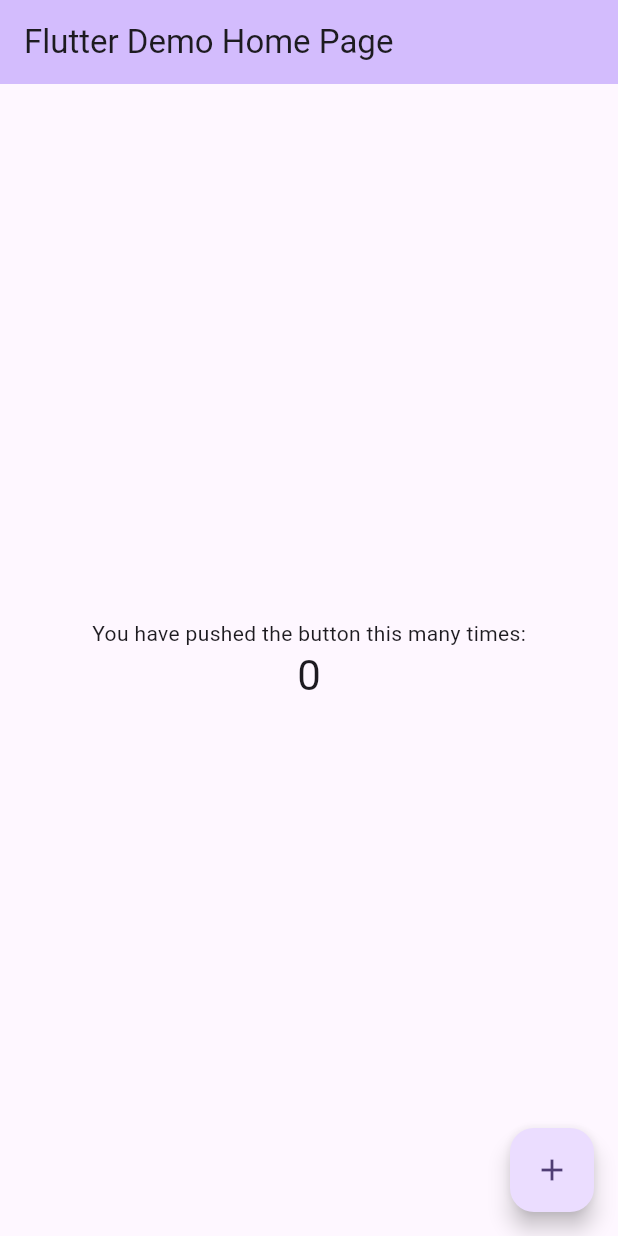
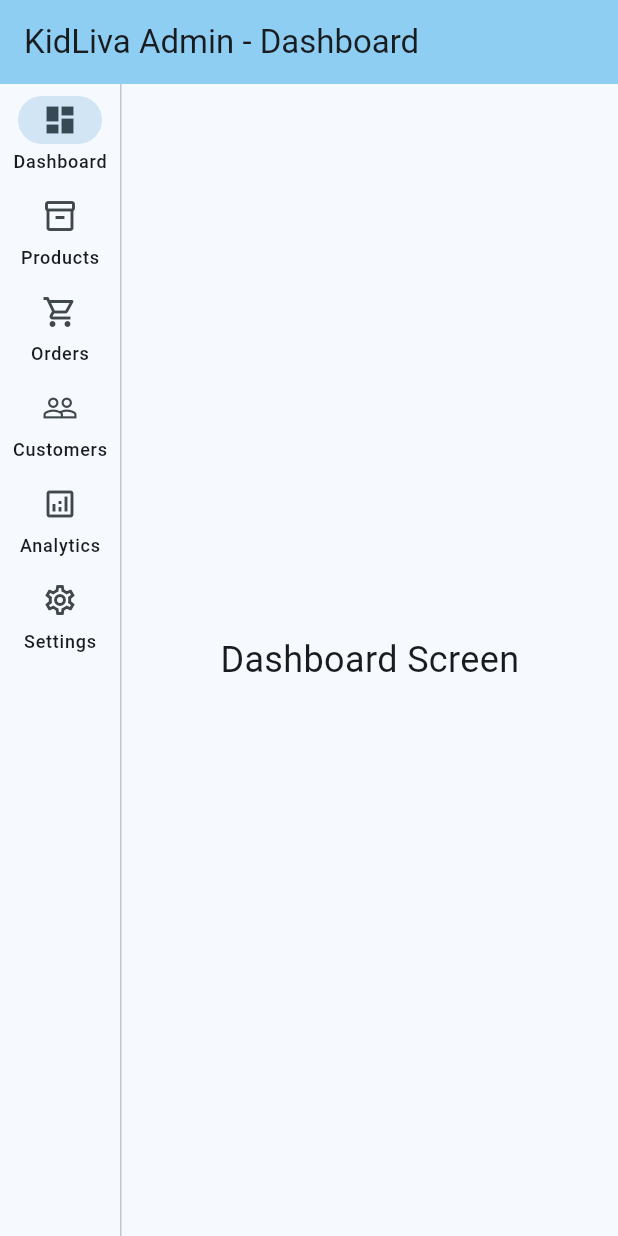
Before and after one commit to could-ai/019a52e5-f011-7a80-af44-4cb16f557b75, a Flutter app: the screen it shows after launch, on a phone screen of 412 x 824 dp. Run offline on Flutter 3.47's test engine with Material 3 defaults, Android fonts, the phone set to English and light mode, and no system bars.

Commit message:
I have updated the main application entry point. The previous boilerplate counter application has been removed and replaced with a new structure. I've set the application title to 'KidLiva Admin' and configured a clean, modern theme using Material 3 with a light blue accent color to match a toy store brand. The home screen is now set to a new 'MainScreen' widget, which will serve as the primary layout with navigation.; I have created the main screen for the application, which establishes the primary UI layout. This screen features a `NavigationRail` for desktop-friendly side navigation, providing access to all the core modules requested: Dashboard, Products, Orders, Customers, Analytics, and Settings. The main content area will display the currently selected screen, starting with the Dashboard. This structure is responsive and provides a user-friendly interface for managing the e-commerce business.; I have created a placeholder for the Dashboard screen. This serves as the initial view when the application loads. For now, it simply displays a title, but it will later be populated with key metrics, charts, and analytics as specified in the project requirements.; I have created the initial structure for the Product List screen. This screen will be responsible for displaying, filtering, and managing the product catalog. I've included a placeholder text and a `FloatingActionButton` which will be used to trigger the 'Add Product' functionality in a future step.; This new file creates a placeholder screen for the Order Management module. It sets up the basic widget structure that will later be developed to list orders, allow filtering and searching, and enable status updates, fulfilling a core requirement of the application.; I've added a placeholder screen for Customer Management. This file establishes the foundation for where customer data and communication tools, such as support ticketing, will be managed.; This file creates the placeholder for the Analytics Dashboard. It's the designated area where visualizations, key metrics, and reports will be built out to provide business insights as requested.; A placeholder screen for Settings has been created. This section will later house configuration options and user role management features, including role-based access control for Admins, Operations, and Customer Service staff.

```diff
--- a/usr/lib/main.dart
+++ b/usr/lib/main.dart
@@ -1,4 +1,5 @@
 import 'package:flutter/material.dart';
+import 'screens/main_screen.dart';
 
 void main() {
   runApp(const MyApp());
@@ -7,114 +8,18 @@ void main() {
 class MyApp extends StatelessWidget {
   const MyApp({super.key});
 
-  // This widget is the root of your application.
   @override
   Widget build(BuildContext context) {
     return MaterialApp(
-      title: 'Flutter Demo',
+      title: 'KidLiva Admin',
       debugShowCheckedModeBanner: false,
       theme: ThemeData(
-        // This is the theme of your application.
-        //
-        // TRY THIS: Try running your application with "flutter run". You'll see
-        // the application has a purple toolbar. Then, without quitting the app,
-        // try changing the seedColor in the colorScheme below to Colors.green
-        // and then invoke "hot reload" (save your changes or press the "hot
-        // reload" button in a Flutter-supported IDE, or press "r" if you used
-        // the command line to start the app).
-        //
-        // Notice that the counter didn't reset back to zero; the application
-        // state is not lost during the reload. To reset the state, use hot
-        // restart instead.
-        //
-        // This works for code too, not just values: Most code changes can be
-        // tested with just a hot reload.
-        colorScheme: ColorScheme.fromSeed(seedColor: Colors.deepPurple),
+        primarySwatch: Colors.blue,
+        visualDensity: VisualDensity.adaptivePlatformDensity,
+        colorScheme: ColorScheme.fromSeed(seedColor: Colors.lightBlueAccent),
+        useMaterial3: true,
       ),
-      home: const MyHomePage(title: 'Flutter Demo Home Page'),
+      home: const MainScreen(),
     );
   }
 }
-
-class MyHomePage extends StatefulWidget {
-  const MyHomePage({super.key, required this.title});
-
-  // This widget is the home page of your application. It is stateful, meaning
-  // that it has a State object (defined below) that contains fields that affect
-  // how it looks.
-
-  // This class is the configuration for the state. It holds the values (in this
-  // case the title) provided by the parent (in this case the App widget) and
-  // used by the build method of the State. Fields in a Widget subclass are
-  // always marked "final".
-
-  final String title;
-
-  @override
-  State<MyHomePage> createState() => _MyHomePageState();
-}
-
-class _MyHomePageState extends State<MyHomePage> {
-  int _counter = 0;
-
-  void _incrementCounter() {
-    setState(() {
-      // This call to setState tells the Flutter framework that something has
-      // changed in this State, which causes it to rerun the build method below
-      // so that the display can reflect the updated values. If we changed
-      // _counter without calling setState(), then the build method would not be
-      // called again, and so nothing would appear to happen.
-      _counter++;
-    });
-  }
-
-  @override
-  Widget build(BuildContext context) {
-    // This method is rerun every time setState is called, for instance as done
-    // by the _incrementCounter method above.
-    //
-    // The Flutter framework has been optimized to make rerunning build methods
-    // fast, so that you can just rebuild anything that needs updating rather
-    // than having to individually change instances of widgets.
-    return Scaffold(
-      appBar: AppBar(
-        // TRY THIS: Try changing the color here to a specific color (to
-        // Colors.amber, perhaps?) and trigger a hot reload to see the AppBar
-        // change color while the other colors stay the same.
-        backgroundColor: Theme.of(context).colorScheme.inversePrimary,
-        // Here we take the value from the MyHomePage object that was created by
-        // the App.build method, and use it to set our appbar title.
-        title: Text(widget.title),
-      ),
-      body: Center(
-        // Center is a layout widget. It takes a single child and positions it
-        // in the middle of the parent.
-        child: Column(
-          // Column is also a layout widget. It takes a list of children and
-          // arranges them vertically. By default, it sizes itself to fit its
-          // children horizontally, and tries to be as tall as its parent.
-          //
-          // Column has various properties to control how it sizes itself and
-          // how it positions its children. Here we use mainAxisAlignment to
-          // center the children vertically; the main axis here is the vertical
-          // axis because Columns are vertical (the cross axis would be
-          // horizontal).
-          //
-          // TRY THIS: Invoke "debug painting" (choose the "Toggle Debug Paint"
-          // action in the IDE, or press "p" in the console), to see the
-          // wireframe for each widget.
-          mainAxisAlignment: MainAxisAlignment.center,
-          children: <Widget>[
-            const Text('You have pushed the button this many times:'),
-            Text('$_counter', style: Theme.of(context).textTheme.headlineMedium),
-          ],
-        ),
-      ),
-      floatingActionButton: FloatingActionButton(
-        onPressed: _incrementCounter,
-        tooltip: 'Increment',
-        child: const Icon(Icons.add),
-      ), // This trailing comma makes auto-formatting nicer for build methods.
-    );
-  }
-}
--- /dev/null
+++ b/usr/lib/screens/dashboard/dashboard_screen.dart
@@ -0,0 +1,15 @@
+import 'package:flutter/material.dart';
+
+class DashboardScreen extends StatelessWidget {
+  const DashboardScreen({super.key});
+
+  @override
+  Widget build(BuildContext context) {
+    return const Center(
+      child: Text(
+        'Dashboard Screen',
+        style: TextStyle(fontSize: 24),
+      ),
+    );
+  }
+}
--- /dev/null
+++ b/usr/lib/screens/main_screen.dart
@@ -0,0 +1,97 @@
+import 'package:flutter/material.dart';
+import 'package:couldai_user_app/screens/dashboard/dashboard_screen.dart';
+import 'package:couldai_user_app/screens/products/product_list_screen.dart';
+import 'package:couldai_user_app/screens/orders/orders_screen.dart';
+import 'package:couldai_user_app/screens/customers/customers_screen.dart';
+import 'package:couldai_user_app/screens/analytics/analytics_screen.dart';
+import 'package:couldai_user_app/screens/settings/settings_screen.dart';
+
+class MainScreen extends StatefulWidget {
+  const MainScreen({super.key});
+
+  @override
+  State<MainScreen> createState() => _MainScreenState();
+}
+
+class _MainScreenState extends State<MainScreen> {
+  int _selectedIndex = 0;
+
+  final List<Widget> _screens = [
+    const DashboardScreen(),
+    const ProductListScreen(),
+    const OrdersScreen(),
+    const CustomersScreen(),
+    const AnalyticsScreen(),
+    const SettingsScreen(),
+  ];
+
+  final List<String> _screenTitles = [
+    'Dashboard',
+    'Products',
+    'Orders',
+    'Customers',
+    'Analytics',
+    'Settings',
+  ];
+
+  void _onItemTapped(int index) {
+    setState(() {
+      _selectedIndex = index;
+    });
+  }
+
+  @override
+  Widget build(BuildContext context) {
+    return Scaffold(
+      appBar: AppBar(
+        title: Text('KidLiva Admin - ${_screenTitles[_selectedIndex]}'),
+        backgroundColor: Theme.of(context).colorScheme.inversePrimary,
+      ),
+      body: Row(
+        children: [
+          NavigationRail(
+            selectedIndex: _selectedIndex,
+            onDestinationSelected: _onItemTapped,
+            labelType: NavigationRailLabelType.all,
+            destinations: const [
+              NavigationRailDestination(
+                icon: Icon(Icons.dashboard_outlined),
+                selectedIcon: Icon(Icons.dashboard),
+                label: Text('Dashboard'),
+              ),
+              NavigationRailDestination(
+                icon: Icon(Icons.inventory_2_outlined),
+                selectedIcon: Icon(Icons.inventory_2),
+                label: Text('Products'),
+              ),
+              NavigationRailDestination(
+                icon: Icon(Icons.shopping_cart_outlined),
+                selectedIcon: Icon(Icons.shopping_cart),
+                label: Text('Orders'),
+              ),
+              NavigationRailDestination(
+                icon: Icon(Icons.people_outline),
+                selectedIcon: Icon(Icons.people),
+                label: Text('Customers'),
+              ),
+              NavigationRailDestination(
+                icon: Icon(Icons.analytics_outlined),
+                selectedIcon: Icon(Icons.analytics),
+                label: Text('Analytics'),
+              ),
+              NavigationRailDestination(
+                icon: Icon(Icons.settings_outlined),
+                selectedIcon: Icon(Icons.settings),
+                label: Text('Settings'),
+              ),
+            ],
+          ),
+          const VerticalDivider(thickness: 1, width: 1),
+          Expanded(
+            child: _screens[_selectedIndex],
+          ),
+        ],
+      ),
+    );
+  }
+}
```
Also changed, not shown: usr/lib/screens/analytics/analytics_screen.dart (added, +15 -0 lines), usr/lib/screens/customers/customers_screen.dart (added, +15 -0 lines), usr/lib/screens/orders/orders_screen.dart (added, +15 -0 lines), usr/lib/screens/products/product_list_screen.dart (added, +24 -0 lines), usr/lib/screens/settings/settings_screen.dart (added, +15 -0 lines).
